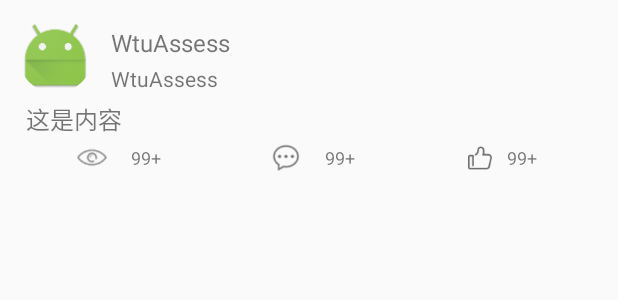
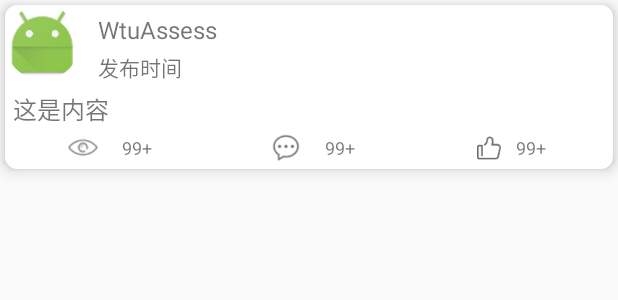
Before and after one commit to Calo-missile/WtuAssess, an Android app: the layout layout_item_circle.xml on its own in the app's theme, with its tools: preview values and no code run, on a phone screen of 412 x 824 dp. Shown: the top 300 px of the screen. Run offline under Robolectric (Android 15) with nearby library versions, the phone set to English and light mode, and no system bars.

Commit message:
add CircleList

```diff
--- a/app/src/main/res/layout/item_circle_action.xml
+++ b/app/src/main/res/layout/item_circle_action.xml
@@ -17,7 +17,7 @@
             android:layout_height="22dp"/>
 
         <TextView
-            android:id="@+id/tv_hit_count"
+            android:id="@+id/tv_hitcir_count"
             android:layout_width="wrap_content"
             android:text="99+"
             android:layout_marginLeft="10dp"
@@ -40,7 +40,7 @@
             android:layout_height="20dp"/>
 
         <TextView
-            android:id="@+id/tv_comment_count"
+            android:id="@+id/tv_commentcir_count"
             android:layout_width="wrap_content"
             android:text="99+"
             android:layout_marginLeft="10dp"
@@ -63,7 +63,7 @@
             android:layout_height="wrap_content"/>
 
         <TextView
-            android:id="@+id/tv_favorite"
+            android:id="@+id/tv_like_cir"
             android:layout_width="wrap_content"
             android:text="99+"
             android:layout_marginLeft="10dp"
--- a/app/src/main/res/layout/layout_item_circle.xml
+++ b/app/src/main/res/layout/layout_item_circle.xml
@@ -1,12 +1,17 @@
 <?xml version="1.0" encoding="utf-8"?>
-<LinearLayout xmlns:android="http://schemas.android.com/apk/res/android"
-              android:orientation="vertical"
+<android.support.v7.widget.CardView
+    xmlns:android="http://schemas.android.com/apk/res/android"
+    xmlns:app="http://schemas.android.com/apk/res-auto"
     android:layout_width="match_parent"
-              android:layout_height="match_parent"
-              android:paddingBottom="0dp"
-              android:paddingLeft="12dp"
-              android:paddingRight="12dp"
-              android:paddingTop="12dp">
+    android:layout_height="wrap_content"
+    android:layout_margin="3dp"
+    app:cardCornerRadius="8dp"
+    app:cardElevation="6dp">
+
+    <LinearLayout
+        android:layout_width="match_parent"
+        android:layout_height="wrap_content"
+        android:orientation="vertical">
 
         <RelativeLayout
             android:layout_width="match_parent"
@@ -14,15 +19,15 @@
 
             <de.hdodenhof.circleimageview.CircleImageView
                 android:id="@+id/circle_user_img"
+                android:layout_width="50dp"
+
+                android:layout_height="50dp"
                 android:layout_marginRight="12dp"
-
                 android:scaleType="centerCrop"
-            android:src="@mipmap/ic_launcher"
-            android:layout_width="50dp"
-            android:layout_height="50dp"/>
+                android:src="@mipmap/ic_launcher"/>
 
             <TextView
-            android:id="@+id/user_name"
+                android:id="@+id/tv_ciruser_name"
                 android:layout_width="match_parent"
                 android:layout_height="wrap_content"
                 android:layout_marginTop="5dp"
@@ -34,22 +39,24 @@
                 android:id="@+id/mood_time"
                 android:layout_width="match_parent"
                 android:layout_height="wrap_content"
-            android:layout_below="@id/user_name"
+                android:layout_below="@id/tv_ciruser_name"
                 android:layout_marginTop="3dp"
                 android:layout_toRightOf="@id/circle_user_img"
-            android:text="@string/app_name"/>
+                android:text="发布时间"/>
 
         </RelativeLayout>
 
         <TextView
             android:id="@+id/tv_circle_content"
+            android:layout_width="match_parent"
+            android:layout_height="wrap_content"
+            android:paddingLeft="5dp"
             android:paddingTop="5dp"
-        android:paddingLeft="5dp"
             android:text="这是内容"
-        android:textSize="16sp"
-        android:layout_width="match_parent"
-        android:layout_height="wrap_content"/>
+            android:textSize="16sp"/>
 
         <include layout="@layout/item_circle_action"/>
+    </LinearLayout>
 
-</LinearLayout>
+
+</android.support.v7.widget.CardView>
```
Also changed, not shown: app/src/main/java/com/hsc/wtuassess/acti/TestActivity.java (+21 -16 lines), app/src/main/java/com/hsc/wtuassess/fragment/RecCircleFragment.java (added, +34 -0 lines), app/src/main/java/com/hsc/wtuassess/fragment/adapter/CircleRecyclerAdapter.java (added, +55 -0 lines), app/src/main/java/com/hsc/wtuassess/net/circleList/service/CircleListService.java (+62 -0 lines). Lines whose indentation alone changed are shown as unchanged.
